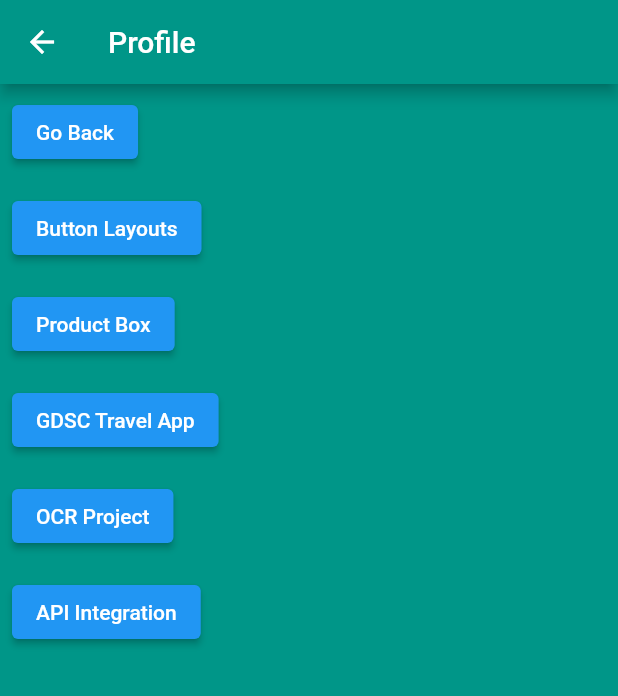
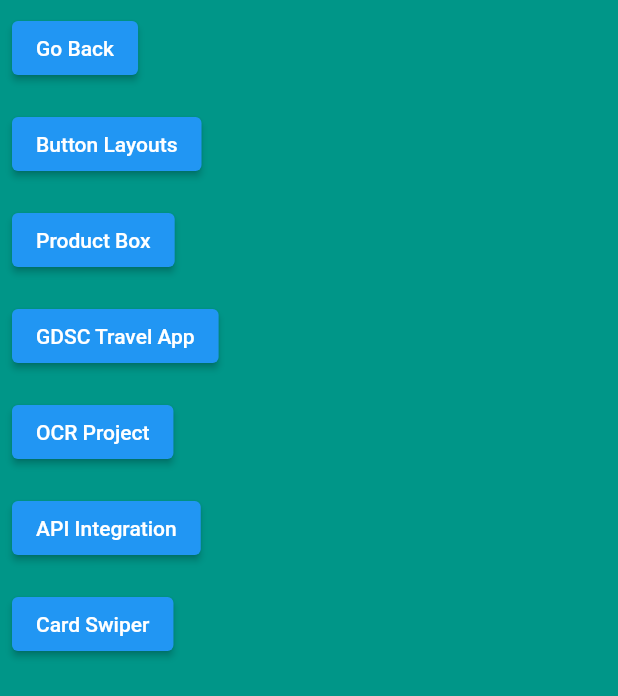
Before and after one commit to LalremLian/GDSC_Flutter, a Flutter app: the MorePage screen opened directly, on a phone screen of 412 x 824 dp. Shown: the top 696 px of the screen. Run offline on Flutter 3.47's test engine with Material 2 defaults, Android fonts, the phone set to English and light mode, and no system bars; our stand-ins replace card_swiper, shimmer; missing offline and left inert: flutter_mobile_vision, fragment_navigate; network calls fail.

Commit message:
added SwiperPage

```diff
--- a/lib/main.dart
+++ b/lib/main.dart
@@ -1,4 +1,4 @@
-import 'package:dummy/view/dashBoard_page.dart';
+import 'package:dummy/view/dashboard_page.dart';
 import 'package:dummy/view/home_page.dart';
 import 'package:flutter/material.dart';
 
--- a/lib/view/home_page.dart
+++ b/lib/view/home_page.dart
@@ -89,7 +89,7 @@ class Home extends StatelessWidget {
               onPressed: () {
                 Navigator.push(
                   context,
-                  MaterialPageRoute(builder: (context) => const MorePage()),
+                  MaterialPageRoute(builder: (context) => MorePage()),
                 );
               },
               child: const Text('More Options'))
--- a/lib/view/more_page.dart
+++ b/lib/view/more_page.dart
@@ -1,6 +1,7 @@
 import 'package:dummy/API/view/api_home.dart';
 import 'package:dummy/GDSC/view/GDSC_home_page.dart';
 import 'package:dummy/OCR/view/home_page.dart';
+import 'package:dummy/view/card_swiper_page.dart';
 import 'package:dummy/view/productBox_page.dart';
 import 'package:flutter/material.dart';
 
@@ -14,13 +15,6 @@ class MorePage extends StatelessWidget {
   Widget build(BuildContext context) {
     return Scaffold(
       backgroundColor: Colors.teal,
-      appBar: AppBar(
-        backgroundColor: Colors.teal,
-        title: const Text(
-          'Profile',
-          textAlign: TextAlign.center,
-        ),
-      ),
       body: Column(
         crossAxisAlignment: CrossAxisAlignment.start,
         children: [
@@ -103,7 +97,7 @@ class MorePage extends StatelessWidget {
             ),
           ),
           Padding(
-            //...................................................Button API_Home
+            //............................................Button API Integration
             padding: const EdgeInsets.all(8.0),
             child: ElevatedButton(
               //..................................Navigator.pop is not mandatory
@@ -118,6 +112,22 @@ class MorePage extends StatelessWidget {
               child: const Text('API Integration'),
             ),
           ),
+          Padding(
+            //.................................................Button CardSwiper
+            padding: const EdgeInsets.all(8.0),
+            child: ElevatedButton(
+              //..................................Navigator.pop is not mandatory
+              onPressed: () {
+                Navigator.push(
+                  context,
+                  MaterialPageRoute(
+                      builder: (context) => CardSwiper(title: "Card Swiper",)
+                  ),
+                );
+              },
+              child: const Text('Card Swiper'),
+            ),
+          ),
         ],
       ),
     );
--- a/pubspec.yaml
+++ b/pubspec.yaml
@@ -40,6 +40,7 @@ dependencies:
   shimmer: ^2.0.0
   flutter_mobile_vision: ^0.1.3
   fragment_navigate: ^1.2.0+2
+  card_swiper: ^2.0.3
 
 dev_dependencies:
   flutter_test:
```
Also changed, not shown: lib/view/card_swiper_page.dart (added, +94 -0 lines), lib/view/dashboard_page.dart (renamed from lib/view/dashBoard_page.dart, +5 -4 lines), pubspec.lock.
